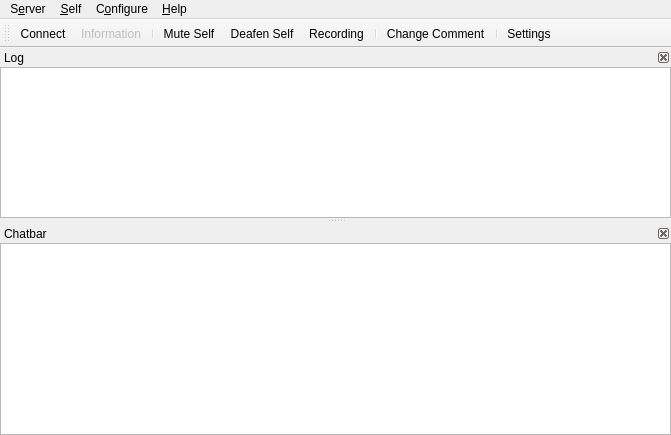
Before: the Qt Designer form src/mumble/MainWindow.ui in mumble-voip/mumble, drawn with Qt 5.
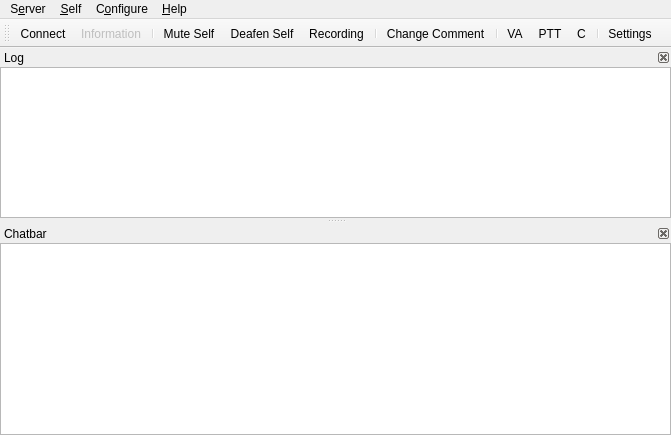
After: the same form once the commit is applied. Icons and pictures are not drawn. Custom widgets are drawn as their Qt base class.

Commit message: Added transmit mode icons to the toolbar, which will show which transmit mode is currently in use and allow for quickly changing transmit mode. This addresses feature request #1119.

The edit to the form file:
```diff
--- a/src/mumble/MainWindow.ui
+++ b/src/mumble/MainWindow.ui
@@ -182,6 +182,10 @@
    <addaction name="separator"/>
    <addaction name="qaSelfComment"/>
    <addaction name="separator"/>
+   <addaction name="qaSetTransmitModeVAD"/>
+   <addaction name="qaSetTransmitModePushToTalk"/>
+   <addaction name="qaSetTransmitModeContinous"/>
+   <addaction name="separator"/>
    <addaction name="qaConfigDialog"/>
   </widget>
   <action name="qaQuit">
@@ -793,6 +797,57 @@
     <bool>false</bool>
    </property>
   </action>
+  <action name="qaSetTransmitModeContinous">
+   <property name="checkable">
+    <bool>true</bool>
+   </property>
+   <property name="iconText">
+    <string>C</string>
+   </property>
+   <property name="text">
+    <string>&amp;Continuous</string>
+   </property>
+   <property name="toolTip">
+    <string>Set Transmit Mode to Continuous</string>
+   </property>
+   <property name="iconVisibleInMenu">
+    <bool>false</bool>
+   </property>
+  </action>
+  <action name="qaSetTransmitModeVAD">
+   <property name="checkable">
+    <bool>true</bool>
+   </property>
+   <property name="iconText">
+    <string>VA</string>
+   </property>
+   <property name="text">
+    <string>&amp;Voice Activity</string>
+   </property>
+   <property name="toolTip">
+    <string>Set Transmit Mode to Voice Activity</string>
+   </property>
+   <property name="iconVisibleInMenu">
+    <bool>false</bool>
+   </property>
+  </action>
+  <action name="qaSetTransmitModePushToTalk">
+   <property name="checkable">
+    <bool>true</bool>
+   </property>
+   <property name="iconText">
+    <string>PTT</string>
+   </property>
+   <property name="text">
+    <string>&amp;Push to Talk</string>
+   </property>
+   <property name="toolTip">
+    <string>Set Transmit Mode to Push to Talk</string>
+   </property>
+   <property name="iconVisibleInMenu">
+    <bool>false</bool>
+   </property>
+  </action>
   <action name="qaSelfRegister">
    <property name="text">
     <string>R&amp;egister</string>
```
The commit also changes 2 other files.
